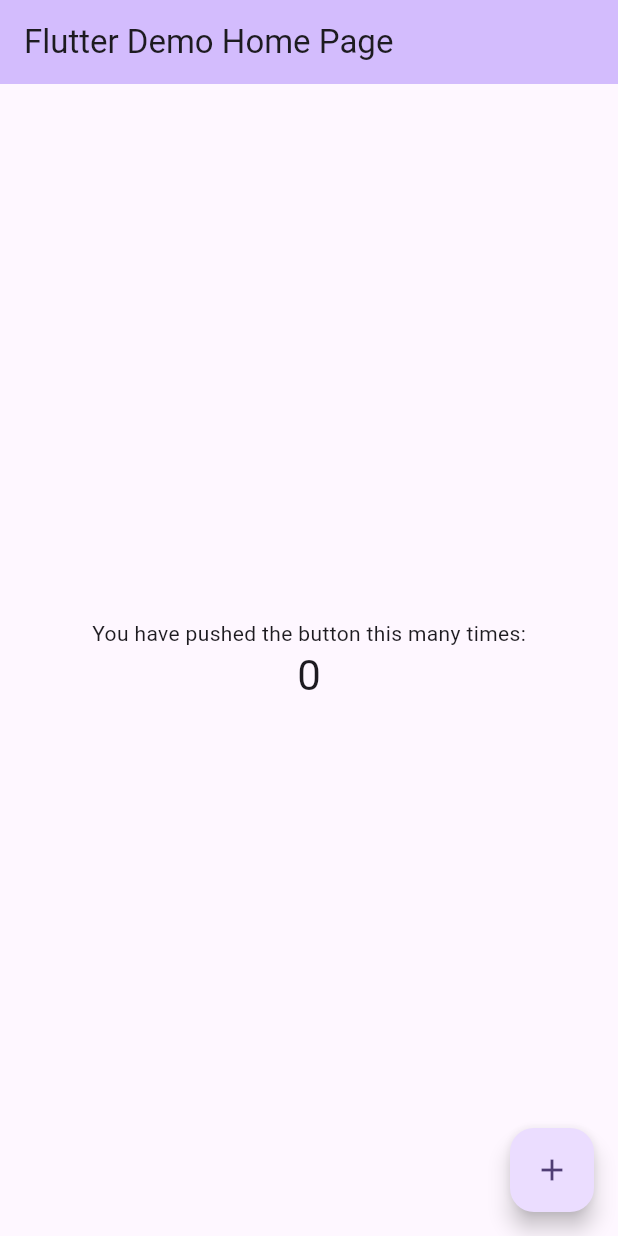
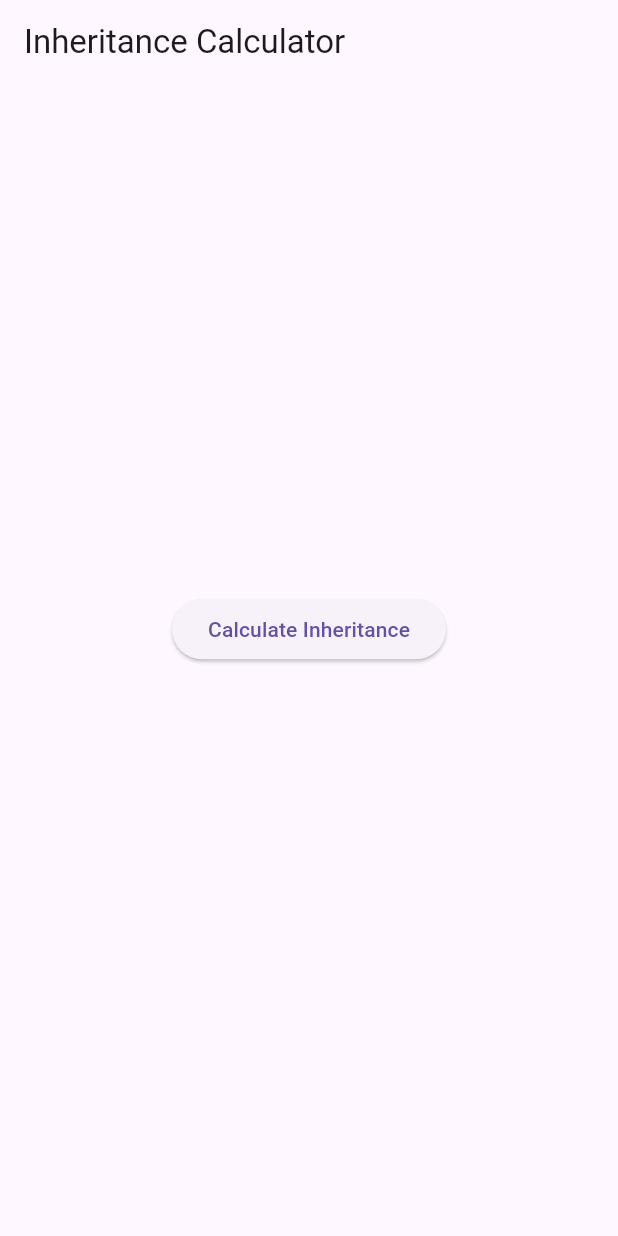
Before and after one commit to jakdemir/mirasyedi, a Flutter app: the screen it shows after launch, on a phone screen of 412 x 824 dp. Run offline on Flutter 3.47's test engine with Material 3 defaults, Android fonts, the phone set to English and light mode, and no system bars.

Commit message:
Updated logic and frontend API integration

```diff
--- a/frontend/lib/main.dart
+++ b/frontend/lib/main.dart
@@ -1,126 +1,73 @@
     import 'package:flutter/material.dart';
     import 'package:http/http.dart' as http;
+    import 'dart:convert';
 
     void main() {
-  runApp(const MyApp());
+      runApp(MyApp());
     }
 
     class MyApp extends StatelessWidget {
-  const MyApp({super.key});
-
-  // This widget is the root of your application.
       @override
       Widget build(BuildContext context) {
         return MaterialApp(
-      title: 'Flutter Demo',
-      theme: ThemeData(
-        // This is the theme of your application.
-        //
-        // TRY THIS: Try running your application with "flutter run". You'll see
-        // the application has a purple toolbar. Then, without quitting the app,
-        // try changing the seedColor in the colorScheme below to Colors.green
-        // and then invoke "hot reload" (save your changes or press the "hot
-        // reload" button in a Flutter-supported IDE, or press "r" if you used
-        // the command line to start the app).
-        //
-        // Notice that the counter didn't reset back to zero; the application
-        // state is not lost during the reload. To reset the state, use hot
-        // restart instead.
-        //
-        // This works for code too, not just values: Most code changes can be
-        // tested with just a hot reload.
-        colorScheme: ColorScheme.fromSeed(seedColor: Colors.deepPurple),
-        useMaterial3: true,
-      ),
-      home: const MyHomePage(title: 'Flutter Demo Home Page'),
+          home: InheritanceCalculator(),
         );
       }
     }
 
-class MyHomePage extends StatefulWidget {
-  const MyHomePage({super.key, required this.title});
-
-  // This widget is the home page of your application. It is stateful, meaning
-  // that it has a State object (defined below) that contains fields that affect
-  // how it looks.
-
-  // This class is the configuration for the state. It holds the values (in this
-  // case the title) provided by the parent (in this case the App widget) and
-  // used by the build method of the State. Fields in a Widget subclass are
-  // always marked "final".
-
-  final String title;
-
+    class InheritanceCalculator extends StatefulWidget {
       @override
-  State<MyHomePage> createState() => _MyHomePageState();
+      _InheritanceCalculatorState createState() => _InheritanceCalculatorState();
     }
 
-class _MyHomePageState extends State<MyHomePage> {
-  int _counter = 0;
+    class _InheritanceCalculatorState extends State<InheritanceCalculator> {
+      String apiUrl = 'http://127.0.0.1:8000/calculate-inheritance';
 
-  void _incrementCounter() {
+      //String apiUrl = 'https://inheritance-backend-437307451072.us-west1.run.app/calculate-inheritance';
+      String result = '';
+
+      Future<void> calculateInheritance() async {
+        final response = await http.post(
+          Uri.parse(apiUrl),
+          headers: {'Content-Type': 'application/json'},
+          body: jsonEncode({
+            'total_value': 100000,
+            'heirs': [
+              {'name': 'Alice', 'relation': 'spouse'},
+              {'name': 'Bob', 'relation': 'child'},
+              {'name': 'Charlie', 'relation': 'child'}
+            ]
+          }),
+        );
+
+        if (response.statusCode == 200) {
           setState(() {
-      // This call to setState tells the Flutter framework that something has
-      // changed in this State, which causes it to rerun the build method below
-      // so that the display can reflect the updated values. If we changed
-      // _counter without calling setState(), then the build method would not be
-      // called again, and so nothing would appear to happen.
-      _counter++;
+            result = response.body;
           });
+        } else {
+          setState(() {
+            result = 'Error: ${response.statusCode}';
+          });
+        }
       }
 
       @override
       Widget build(BuildContext context) {
-    // This method is rerun every time setState is called, for instance as done
-    // by the _incrementCounter method above.
-    //
-    // The Flutter framework has been optimized to make rerunning build methods
-    // fast, so that you can just rebuild anything that needs updating rather
-    // than having to individually change instances of widgets.
         return Scaffold(
-      appBar: AppBar(
-        // TRY THIS: Try changing the color here to a specific color (to
-        // Colors.amber, perhaps?) and trigger a hot reload to see the AppBar
-        // change color while the other colors stay the same.
-        backgroundColor: Theme.of(context).colorScheme.inversePrimary,
-        // Here we take the value from the MyHomePage object that was created by
-        // the App.build method, and use it to set our appbar title.
-        title: Text(widget.title),
+          appBar: AppBar(title: Text('Inheritance Calculator')),
+          body: Center(
+            child: Column(
+              mainAxisAlignment: MainAxisAlignment.center,
+              children: [
+                ElevatedButton(
+                  onPressed: calculateInheritance,
+                  child: Text('Calculate Inheritance'),
                 ),
-      body: Center(
-        // Center is a layout widget. It takes a single child and positions it
-        // in the middle of the parent.
-        child: Column(
-          // Column is also a layout widget. It takes a list of children and
-          // arranges them vertically. By default, it sizes itself to fit its
-          // children horizontally, and tries to be as tall as its parent.
-          //
-          // Column has various properties to control how it sizes itself and
-          // how it positions its children. Here we use mainAxisAlignment to
-          // center the children vertically; the main axis here is the vertical
-          // axis because Columns are vertical (the cross axis would be
-          // horizontal).
-          //
-          // TRY THIS: Invoke "debug painting" (choose the "Toggle Debug Paint"
-          // action in the IDE, or press "p" in the console), to see the
-          // wireframe for each widget.
-          mainAxisAlignment: MainAxisAlignment.center,
-          children: <Widget>[
-            const Text(
-              'You have pushed the button this many times:',
-            ),
-            Text(
-              '$_counter',
-              style: Theme.of(context).textTheme.headlineMedium,
-            ),
+                SizedBox(height: 20),
+                Text(result),
               ],
             ),
           ),
-      floatingActionButton: FloatingActionButton(
-        onPressed: _incrementCounter,
-        tooltip: 'Increment',
-        child: const Icon(Icons.add),
-      ), // This trailing comma makes auto-formatting nicer for build methods.
         );
       }
     }
```
Also changed, not shown: 4 other files. Lines whose indentation alone changed are shown as unchanged.
